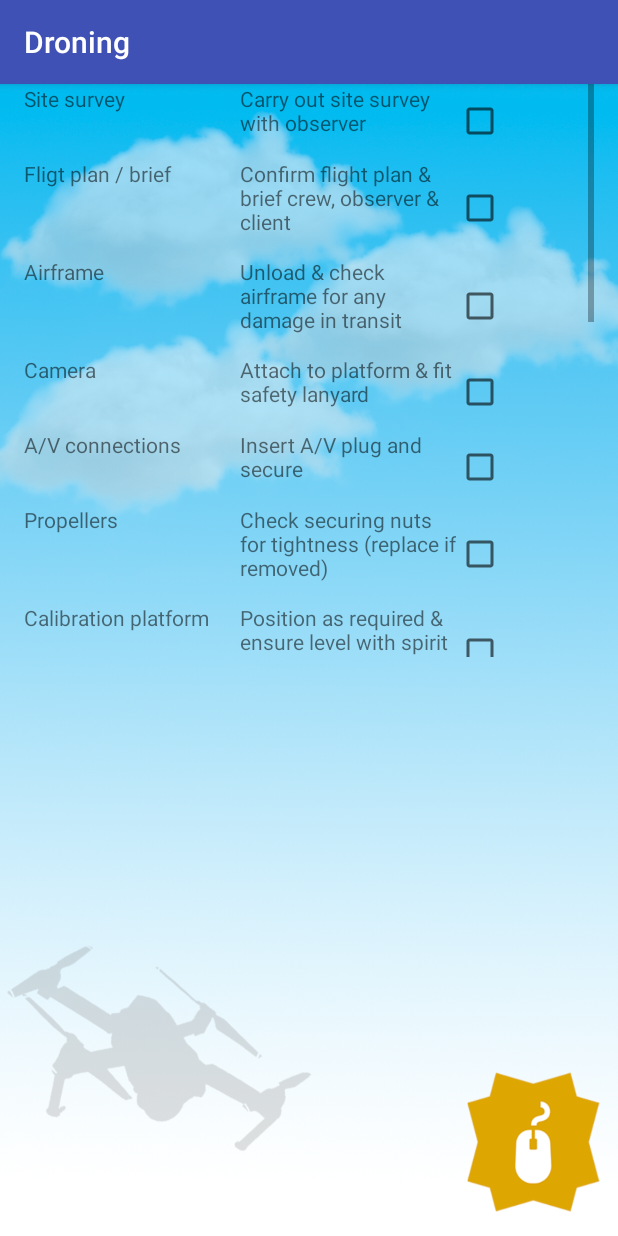
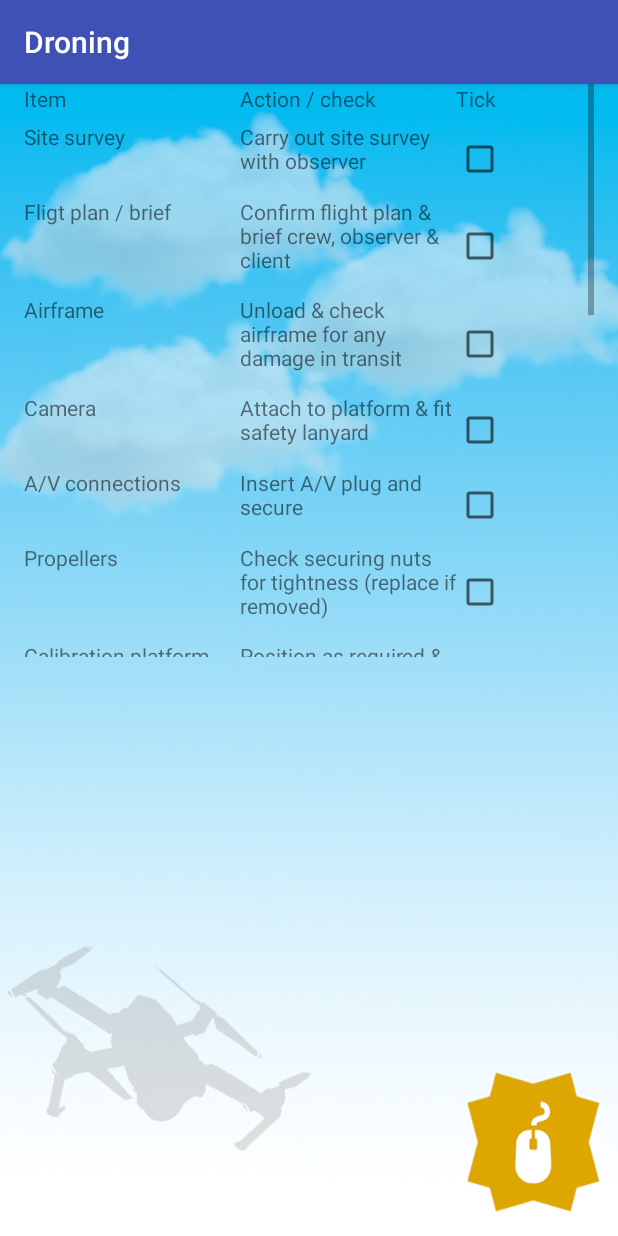
Before and after one commit to Darkscarves/Dronesproject, an Android app: the EmbarkationChecklist screen opened directly, with no data from a screen before it, on a phone screen of 412 x 824 dp. Run offline under Robolectric (Android 15) with nearby library versions, the phone set to English and light mode, and no system bars.

Commit message:
embarkation fixes

```diff
--- a/app/src/main/res/layout/embarkationchecklist.xml
+++ b/app/src/main/res/layout/embarkationchecklist.xml
@@ -26,6 +26,12 @@
                     android:layout_width="144dp"
                     android:layout_height="match_parent"
                     android:orientation="vertical">
+
+                    <TextView
+                        android:id="@+id/textView5"
+                        android:layout_width="match_parent"
+                        android:layout_height="25dp"
+                        android:text="Item" />
 
                     <TextView
                         android:id="@+id/textView28"
@@ -125,6 +131,12 @@
                     android:orientation="vertical">
 
                     <TextView
+                        android:id="@+id/textView6"
+                        android:layout_width="match_parent"
+                        android:layout_height="25dp"
+                        android:text="Action / check" />
+
+                    <TextView
                         android:id="@+id/textView44"
                         android:layout_width="match_parent"
                         android:layout_height="50dp"
@@ -218,6 +230,12 @@
                     android:layout_width="match_parent"
                     android:layout_height="match_parent"
                     android:orientation="vertical">
+
+                    <TextView
+                        android:id="@+id/textView7"
+                        android:layout_width="match_parent"
+                        android:layout_height="25dp"
+                        android:text="Tick" />
 
                     <CheckBox
                         android:id="@+id/checkBox16"
--- a/app/src/main/res/values/strings.xml
+++ b/app/src/main/res/values/strings.xml
@@ -51,10 +51,7 @@
     <string name="insert_a_v_plug_and_secure">Insert A/V plug and secure</string>
     <string name="position_as_required_amp_ensure_level_with_spirit_level"><![CDATA[Position as required & ensure level with spirit level]]></string>
     <string name="setup_switch_on_and_test_operation">Setup, switch on and test operation</string>
-    <string name="setup_switch_on_and_test_operation">Setup, switch on and test operation</string>
     <string name="issue_as_required">Issue as required</string>
-    <string name="issue_as_required">Issue as required</string>
-    <string name="postion_easy_accessible_amp_inform_crew_of_location"><![CDATA[Postion easy accessible & inform crew of location]]></string>
     <string name="postion_easy_accessible_amp_inform_crew_of_location"><![CDATA[Postion easy accessible & inform crew of location]]></string>
     <string name="positon_required_to_mantanin_safe_flying_zone">Positon required to mantanin safe flying zone</string>
     <string name="postion_requiered_to_maintain_safe_operation">Postion requiered to maintain safe operation</string>
```
